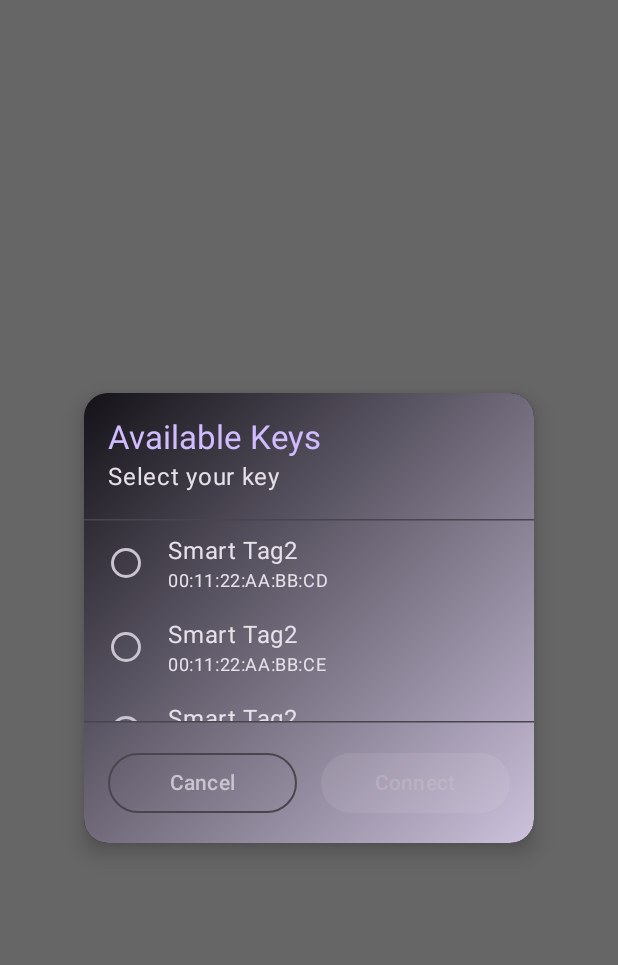
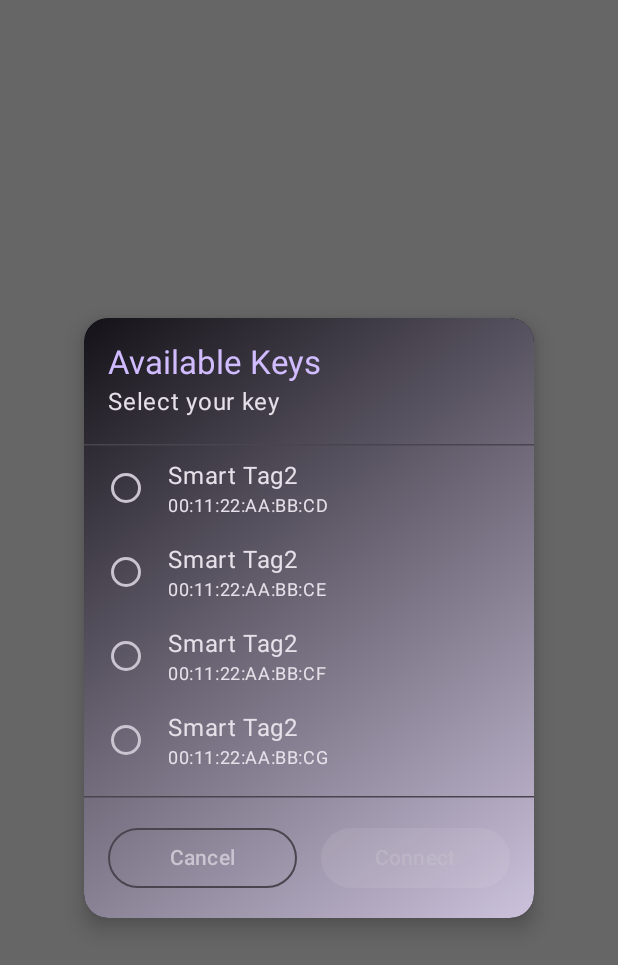
Before and after one commit to dpither/super-smart-key, an Android app built with Jetpack Compose: the @Preview function AvailableKeysDialogPreview, on a phone screen of 412 x 824 dp. Shown: the top 965 px of the screen. Run offline under Robolectric (Android 15) with nearby library versions, the phone set to English and light mode, and no system bars.

Commit message:
Fixed issue with dialog displaying weirdly when landscape on emulator

```diff
--- a/App/app/src/main/java/com/example/supersmartkeyapp/ui/Dialogs.kt
+++ b/App/app/src/main/java/com/example/supersmartkeyapp/ui/Dialogs.kt
@@ -158,7 +158,7 @@
                 Column(
                     modifier = Modifier
                         .fillMaxWidth()
-                        .height(300.dp)
+                        .height(400.dp)
                 ) {
 //                Title
                     Column(modifier = Modifier.padding(16.dp)) {
@@ -278,7 +278,6 @@
     if (showAnimatedDialog) {
         Dialog(
             onDismissRequest = onDismissRequest,
-            properties = DialogProperties(usePlatformDefaultWidth = false)
         ) {
             Box(contentAlignment = Alignment.Center, modifier = Modifier.fillMaxSize()) {
                 var animateIn by remember { mutableStateOf(false) }
```
